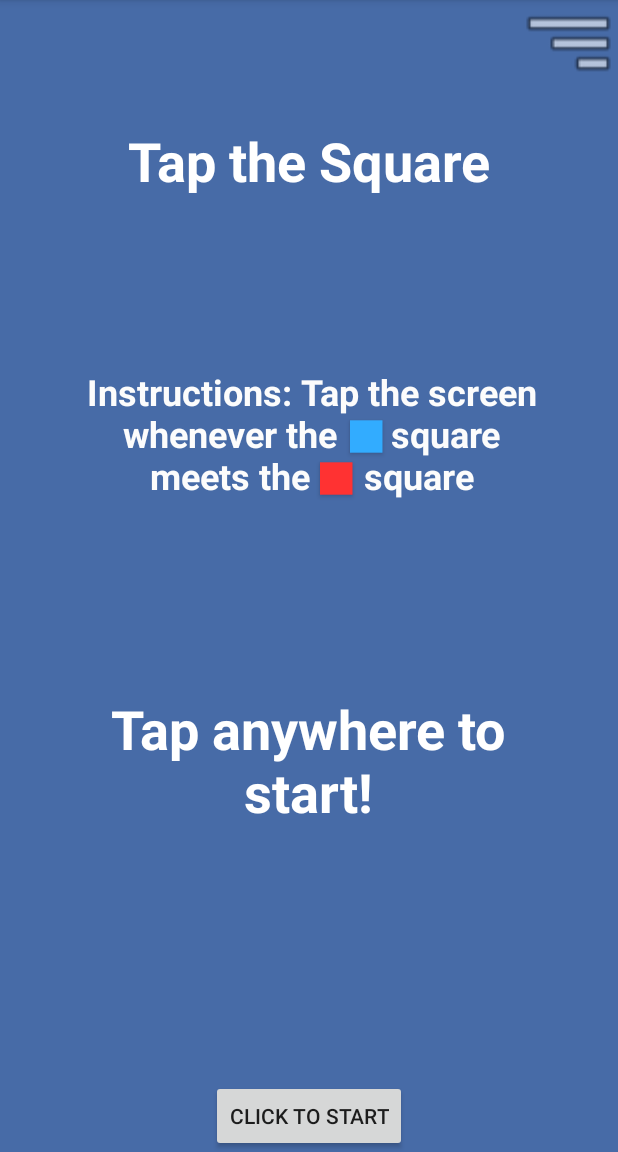
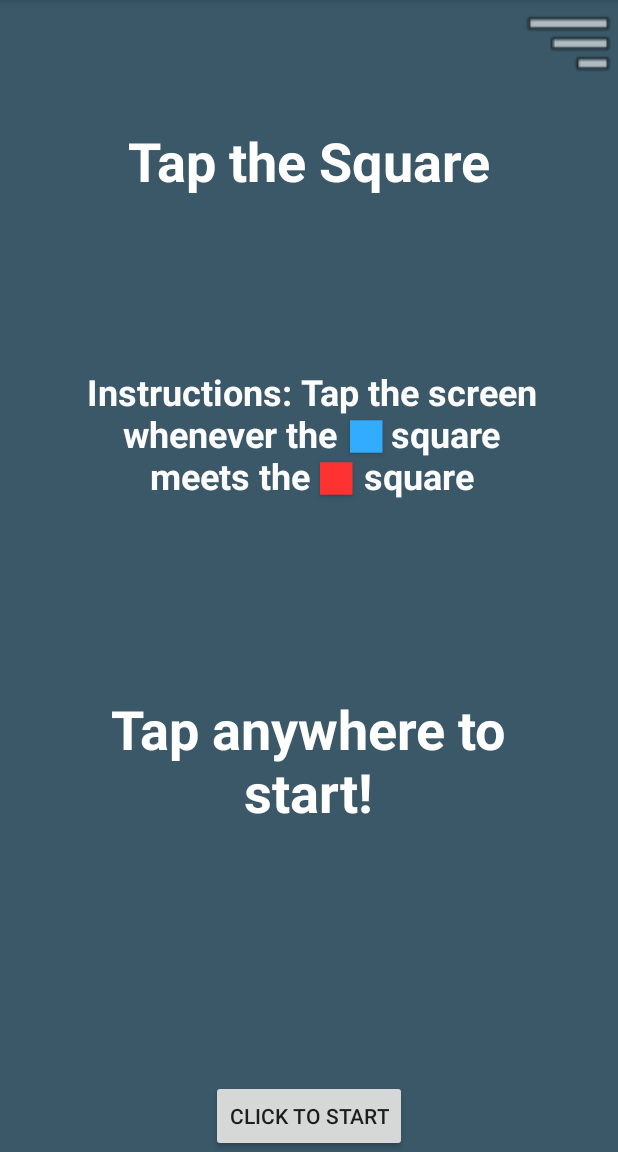
Before and after one commit to vrba8650/488App, an Android app: the screen it shows after launch (MainActivity), on a phone screen of 412 x 824 dp, the part 84-1236 px from its top. Run offline under Robolectric (Android 15) with nearby library versions, the phone set to English and light mode, and no system bars.

Commit message:
Background Color Changes
Used the eye dropper in Photoshop to get the background colors from the documentation so they would match

```diff
--- a/app/src/main/res/layout/activity_fail.xml
+++ b/app/src/main/res/layout/activity_fail.xml
@@ -4,7 +4,7 @@
     xmlns:tools="http://schemas.android.com/tools"
     android:layout_width="match_parent"
     android:layout_height="match_parent"
-    android:background="#AD3E3B"
+    android:background="#92474c"
     tools:context=".fail">
 
     <TextView
--- a/app/src/main/res/layout/activity_main.xml
+++ b/app/src/main/res/layout/activity_main.xml
@@ -4,7 +4,7 @@
     xmlns:tools="http://schemas.android.com/tools"
     android:layout_width="match_parent"
     android:layout_height="match_parent"
-    android:background="#476BA7"
+    android:background="#3a5868"
     tools:context=".MainActivity">
 
     <TextView
--- a/app/src/main/res/layout/activity_play_screen.xml
+++ b/app/src/main/res/layout/activity_play_screen.xml
@@ -4,7 +4,7 @@
     xmlns:tools="http://schemas.android.com/tools"
     android:layout_width="match_parent"
     android:layout_height="match_parent"
-    android:background="#4A7E4A"
+    android:background="#547d6d"
     tools:context=".MainActivity">
 
     <TextView
--- a/app/src/main/res/layout/activity_settings.xml
+++ b/app/src/main/res/layout/activity_settings.xml
@@ -4,7 +4,7 @@
     xmlns:tools="http://schemas.android.com/tools"
     android:layout_width="match_parent"
     android:layout_height="match_parent"
-    android:background="#AFAFAF"
+    android:background="#787878"
     tools:context=".settings">
 
 
```
